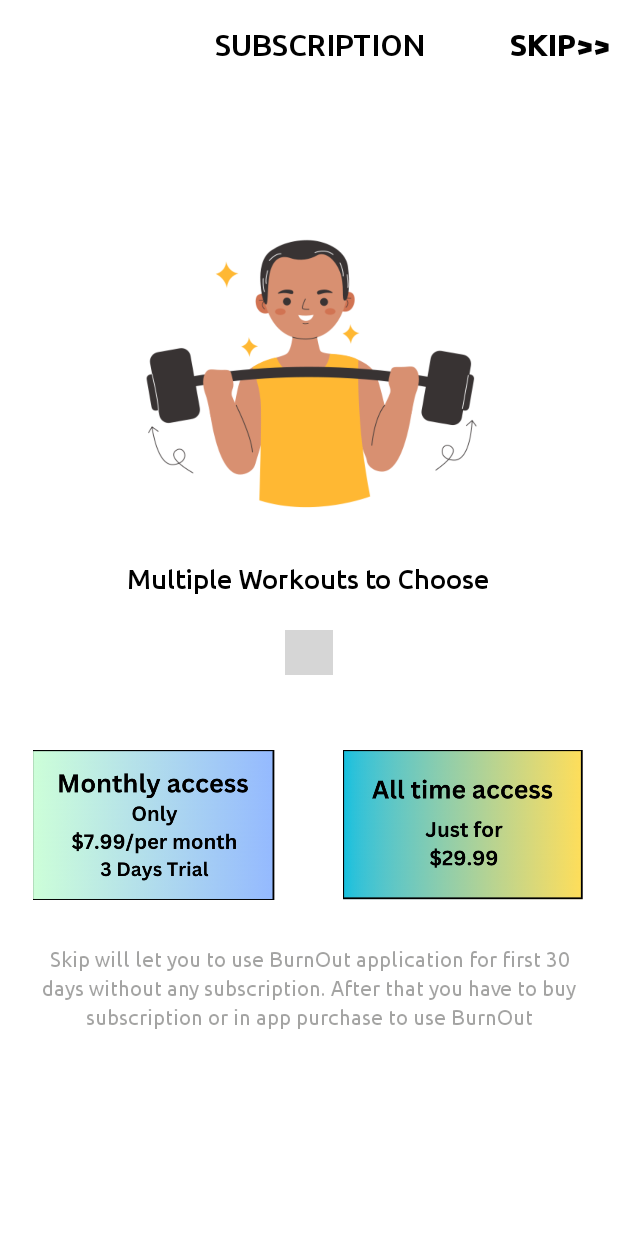
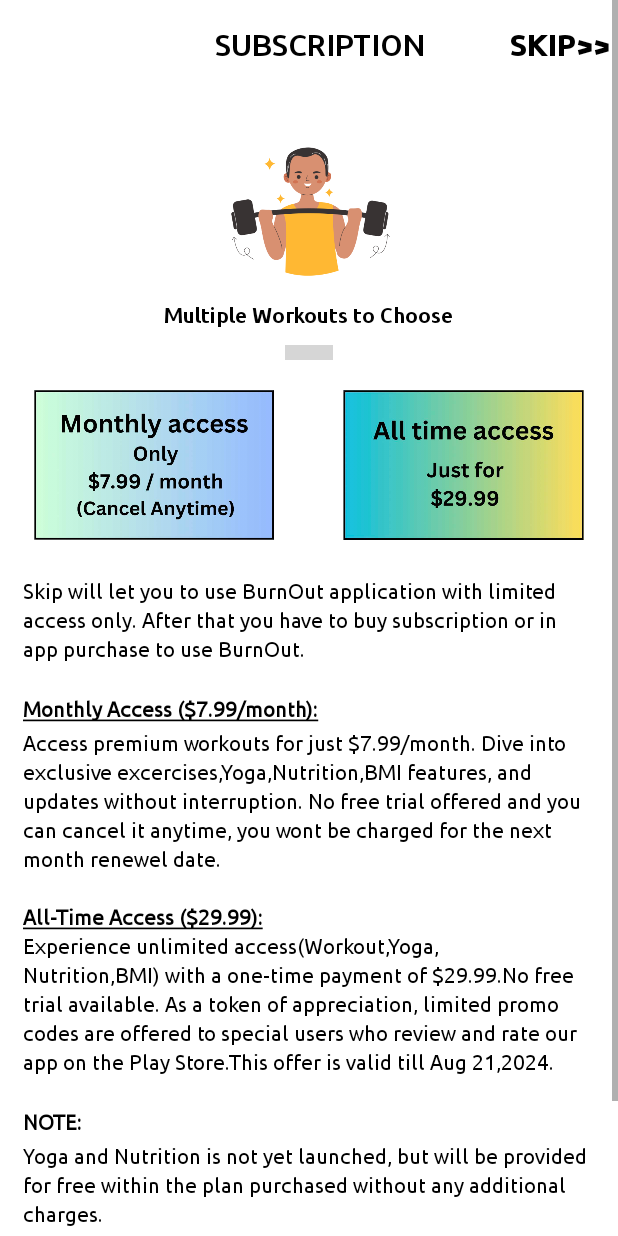
Before and after one commit to navkohal/burn_down, an Android app: the SubscriptionScreen screen opened directly, with no data from a screen before it, on a phone screen of 412 x 824 dp. Run offline under Robolectric (Android 15) with nearby library versions, the phone set to English and light mode, and no system bars; libraries missing offline, so code that uses them is left out: com.android.billingclient, com.tbuonomo.viewpagerdotsindicator; plain views replace DotsIndicator; 4 statements that could not run were skipped; grey boxes are pictures that could not be loaded.

Commit message:
phase 1 : Subscription implemented and errors resolved after google policy error

```diff
--- a/app/build.gradle
+++ b/app/build.gradle
@@ -12,8 +12,8 @@ android {
         applicationId "com.navdeep.burn_down"
         minSdk 28
         targetSdk 34
-        versionCode 6
-        versionName "1.0.6"
+        versionCode 7
+        versionName "1.0.7"
 
         testInstrumentationRunner "androidx.test.runner.AndroidJUnitRunner"
     }
--- a/app/src/main/java/com/navdeep/burn_down/SubscriptionScreen.kt
+++ b/app/src/main/java/com/navdeep/burn_down/SubscriptionScreen.kt
@@ -8,11 +8,15 @@ import android.util.Log
 import android.view.LayoutInflater
 import android.view.View
 import android.view.ViewGroup
+import android.widget.CheckBox
 import android.widget.ImageView
+import android.widget.ScrollView
 import android.widget.TextView
 import androidx.recyclerview.widget.RecyclerView
 import androidx.viewpager2.widget.ViewPager2
 import com.android.billingclient.api.*
+import com.navdeep.burn_down.Utility.getFromSharedPreferences
+import com.navdeep.burn_down.Utility.saveToSharedPreferences
 import com.navdeep.burn_down.Utility.showSubscriptionDialog
 import com.navdeep.burn_down.dashboard.Dashboard
 import com.tbuonomo.viewpagerdotsindicator.DotsIndicator
@@ -39,6 +43,7 @@ class SubscriptionScreen : Activity() , PurchasesUpdatedListener {
     override fun onCreate(savedInstanceState: Bundle?) {
         super.onCreate(savedInstanceState)
 
+
         setContentView(R.layout.activity_subscription_screen)
 
         if (!Utility.isInternetAvailable(this)) {
@@ -57,10 +62,11 @@ class SubscriptionScreen : Activity() , PurchasesUpdatedListener {
         all_time = findViewById(R.id.all_time_iv)
         skip_tv = findViewById(R.id.skip_tv)
         desc_tv = findViewById(R.id.desc_tv)
+        val scrollview = findViewById<ScrollView>(R.id.scrollview)
+        val checkboxEnable: CheckBox = findViewById(R.id.checkbox)
 
-        if (!TextUtils.isEmpty((screenName))) {
-            desc_tv.visibility = View.GONE
-            skip_tv.visibility = View.GONE
+        if (getFromSharedPreferences(this , "isChecked")) {
+            checkboxEnable.visibility = View.GONE
         }
 
         val images = listOf(
@@ -104,8 +110,24 @@ class SubscriptionScreen : Activity() , PurchasesUpdatedListener {
         }
 
         skip_tv?.setOnClickListener {
-            startActivity(Intent(this , Dashboard :: class.java))
-            finish()
+            if (getFromSharedPreferences(this,"isChecked")) {
+                startActivity(Intent(this , Dashboard :: class.java))
+                finish()
+            }else {
+                val scrollHeight = scrollview.getChildAt(0).height
+
+                // Scroll down to the bottom of the ScrollView content
+                scrollview.smoothScrollTo(0, scrollHeight)
+            }
+        }
+
+        // Set a listener to detect changes in checkbox state
+        checkboxEnable.setOnCheckedChangeListener { buttonView, isChecked ->
+            if (isChecked) {
+                saveToSharedPreferences(this, "isChecked", true)
+            } else {
+                saveToSharedPreferences(this, "isChecked", false)
+            }
         }
 
     }
--- /dev/null
+++ b/app/src/main/res/drawable/checkbox_background_checked.xml
@@ -0,0 +1,5 @@
+<!-- res/drawable/checkbox_background_checked.xml -->
+<shape xmlns:android="http://schemas.android.com/apk/res/android"
+    android:shape="rectangle">
+    <solid android:color="#000000" /> <!-- Black color for checked state -->
+</shape>
--- /dev/null
+++ b/app/src/main/res/drawable/checkbox_background_unchecked.xml
@@ -0,0 +1,5 @@
+<!-- res/drawable/checkbox_background_unchecked.xml -->
+<shape xmlns:android="http://schemas.android.com/apk/res/android"
+    android:shape="rectangle">
+    <solid android:color="#FF0000" /> <!-- Red color for unchecked state -->
+</shape>
--- a/app/src/main/res/layout/activity_subscription_screen.xml
+++ b/app/src/main/res/layout/activity_subscription_screen.xml
@@ -1,10 +1,18 @@
 <?xml version="1.0" encoding="utf-8"?>
-<RelativeLayout xmlns:android="http://schemas.android.com/apk/res/android"
-    xmlns:tools="http://schemas.android.com/tools"
-    xmlns:app="http://schemas.android.com/apk/res-auto"
+<ScrollView
+    android:id="@+id/scrollview"
     android:layout_width="match_parent"
     android:layout_height="match_parent"
     android:background="@color/white"
+    xmlns:android="http://schemas.android.com/apk/res/android"
+    xmlns:tools="http://schemas.android.com/tools"
+    xmlns:app="http://schemas.android.com/apk/res-auto">
+
+    <LinearLayout
+        android:layout_width="match_parent"
+        android:layout_height="wrap_content"
+        android:background="@color/white"
+        android:orientation="vertical"
         tools:context=".SubscriptionScreen">
 
         <RelativeLayout
@@ -56,8 +64,7 @@
         <RelativeLayout
             android:id="@+id/rl_1"
             android:layout_width="match_parent"
-        android:layout_height="350dp"
-        android:layout_marginTop="100dp">
+            android:layout_height="180dp">
 
             <androidx.viewpager2.widget.ViewPager2
                 android:id="@+id/viewPager"
@@ -67,7 +74,7 @@
             <com.tbuonomo.viewpagerdotsindicator.DotsIndicator
                 android:id="@+id/dotsIndicator"
                 android:layout_width="wrap_content"
-            android:layout_height="30dp"
+                android:layout_height="10dp"
                 app:dotsColor="@color/black"
                 app:dotsSize="8dp"
                 android:layout_alignParentBottom="true"
@@ -81,7 +88,7 @@
             android:layout_height="100dp"
             android:orientation="horizontal"
             android:layout_below="@+id/rl_1"
-        android:layout_marginTop="50dp"
+            android:layout_marginTop="20dp"
             android:weightSum="2">
 
             <ImageView
@@ -100,20 +107,38 @@
 
         </LinearLayout>
 
-
         <TextView
             android:id="@+id/desc_tv"
             android:layout_below="@+id/ll"
             android:layout_width="match_parent"
-        android:layout_height="wrap_content"
-        android:textAlignment="center"
-        android:layout_marginTop="15dp"
+            android:layout_height="match_parent"
+            android:textAlignment="viewStart"
+            android:layout_marginTop="10dp"
             android:padding="15dp"
             android:lineSpacingMultiplier="1.2"
+            android:background="@color/white"
             android:textSize="14dp"
-        android:textColor="@color/transparent_black"
+            android:textColor="@color/black"
             android:fontFamily="@font/ubuntu_regular"
             android:text="@string/description_sub"/>
 
 
-</RelativeLayout>
+        <CheckBox
+            android:id="@+id/checkbox"
+            android:layout_width="wrap_content"
+            android:layout_height="wrap_content"
+            android:fontFamily="@font/ubuntu_regular"
+            android:textSize="14sp"
+            android:textColor="@color/red"
+            android:padding="10dp"
+            android:buttonTint="@color/black"
+            android:layout_marginBottom="40dp"
+            android:text="@string/this_confirms_you_have_read_all_about_both_the_purchase_plans_information_and_you_are_good_to_use_this_app" />
+
+
+    </LinearLayout>
+
+
+
+
+</ScrollView>
--- a/app/src/main/res/layout/item_image_layout.xml
+++ b/app/src/main/res/layout/item_image_layout.xml
@@ -6,15 +6,15 @@
 
     <LinearLayout
         android:layout_width="match_parent"
-        android:layout_height="300dp"
+        android:layout_height="wrap_content"
         android:orientation="vertical"
         android:layout_centerVertical="true"
         android:layout_centerHorizontal="true">
 
         <ImageView
             android:id="@+id/imageView"
-            android:layout_width="250dp"
-            android:layout_height="250dp"
+            android:layout_width="120dp"
+            android:layout_height="120dp"
             android:src="@drawable/workout_plan"
             android:layout_gravity="center"
             android:adjustViewBounds="true" />
@@ -30,7 +30,7 @@
             android:lineSpacingMultiplier="2"
             android:layout_gravity="center_horizontal"
             android:textColor="@color/black"
-            android:textSize="18dp"
+            android:textSize="14dp"
             android:fontFamily="@font/ubuntu_medium"/>
 
 
--- a/app/src/main/res/values/strings.xml
+++ b/app/src/main/res/values/strings.xml
@@ -19,13 +19,14 @@
     <string name="get_result">GET RESULT</string>
     <string name="done">DONE</string>
     <string name="recalculate">Recalculate</string>
-    <string name="trial_desc">This app is currently in a trial version and will be available for a limited period of time. One of its key features is that it does not require an internet connection. It operates entirely offline, storing all your data locally on your device. You can perform workouts offline and save them to your favorite list. Additionally, you can calculate your BMI (Body Mass Index). In the next update, we plan to introduce a YOGA and Nutrition module as well.\n\nPlease enjoy and review the app and dont forget to send us your views on kivytechnology@gmail.com. Rewards(Subscription discounts) will be awarded to the users for their special feedbacks in next App update.\n\nThanks</string>
+    <string name="trial_desc">BurnOut" is a cutting-edge gym application focused on enhancing your fitness journey. With modules dedicated to Workouts and BMI Calculation, it offers a comprehensive solution for achieving your fitness goals. What sets "BurnOut" apart is its dedication to user privacy. Unlike many fitness apps, "BurnOut" does not collect any personal data. Instead, all user data is securely stored on the device, ensuring maximum privacy and confidentiality. The app also boasts offline functionality, allowing users to access and perform workouts without an internet connection. Choose from two purchase plans: The Monthly Access Subscription ($7.99/month), offering unlimited access with the flexibility to cancel anytime, or the All-Time Access Plan (in-app purchase for $29.99), providing lifetime access without recurring payments. Stay tuned for future updates, including modules for Yoga and Nutrition, as "BurnOut" continues to evolve as your ultimate fitness companion.\n\nThanks</string>
     <string name="workout_label">Multiple Workouts to Choose</string>
     <string name="yoga_label">Multiple Yoga postures</string>
     <string name="nut_plan">Multiple Yoga Plans</string>
     <string name="bmi">Calculate your BMI</string>
-    <string name="description_sub">Skip will let you to use BurnOut application for first 30 days without any subscription. After that you have to buy subscription or in app purchase to use BurnOut</string>
+    <string name="description_sub">Skip will let you to use BurnOut application with limited access only. After that you have to buy subscription or in app purchase to use BurnOut.\n\n<b><u>Monthly Access ($7.99/month):</u></b>\nAccess premium workouts for just $7.99/month. Dive into exclusive excercises,Yoga,Nutrition,BMI features, and updates without interruption. No free trial offered and you can cancel it anytime, you wont be charged for the next month renewel date.\n\n<b><u>All-Time Access ($29.99):\n</u></b>Experience unlimited access(Workout,Yoga,\nNutrition,BMI) with a one-time payment of $29.99.No free trial available. As a token of appreciation, limited promo codes are offered to special users who review and rate our app on the Play Store.This offer is valid till Aug 21,2024.\n\n<b>NOTE:</b>\nYoga and Nutrition is not yet launched, but will be provided for free within the plan purchased without any additional charges.</string>
     <string name="buy_subscription_message">Buy any of the Subscription Plan to enjoy more of the workouts</string>
     <string name="no_internet">No Internet Available. Turn on the Internet to Sync with Google Play Store , if you have any Active plan or not. Please restart app for better experience</string>
+    <string name="this_confirms_you_have_read_all_about_both_the_purchase_plans_information_and_you_are_good_to_use_this_app">This confirms, you have read all about both the purchase plans information and you are good to use this app.</string>
 
 </resources>
```
Also changed, not shown: app/src/main/java/com/navdeep/burn_down/SplashScreen.kt (+8 -2 lines), app/src/main/res/drawable/all_time.jpg (added), app/src/main/res/drawable/all_time.png (deleted), app/src/main/res/drawable/monthly.jpg (added), app/src/main/res/drawable/monthly.png (deleted). Lines whose indentation alone changed are shown as unchanged.
